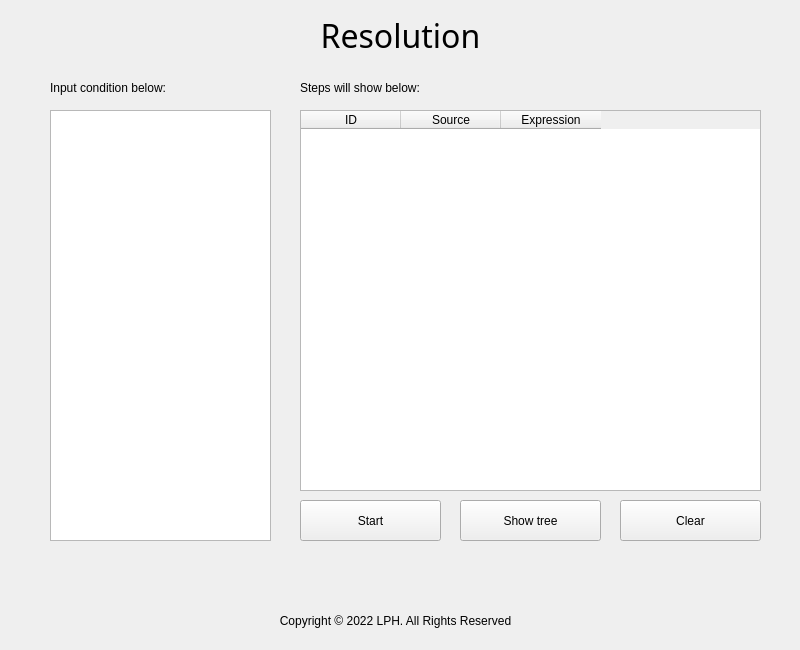
Before: the Qt Designer form Resolution/ui/main.ui in lphlch/Artificial-Intelligence, drawn with Qt 5.
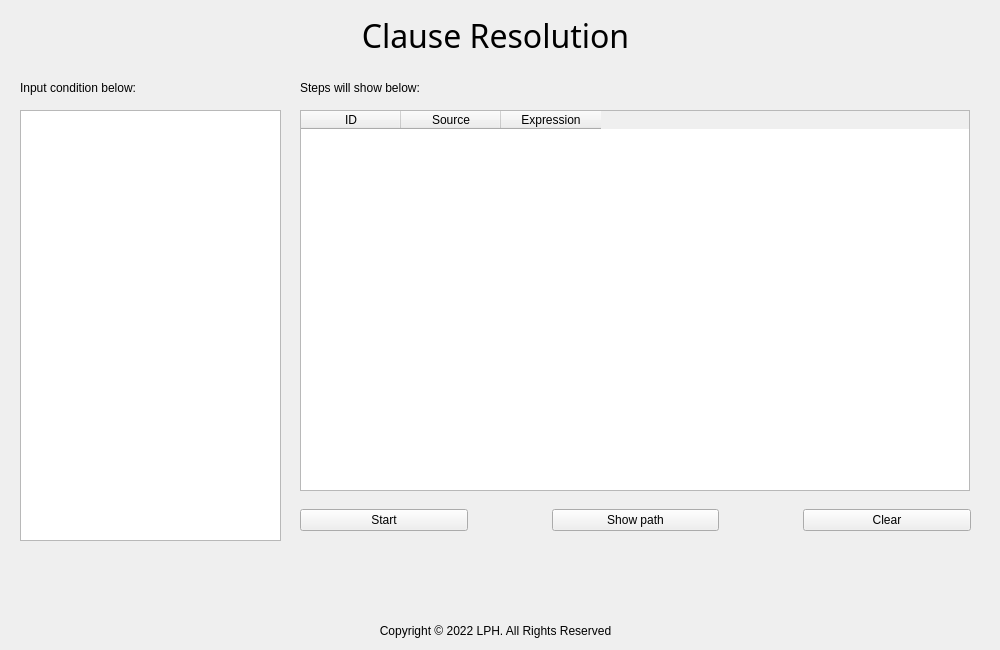
After: the same form once the commit is applied. Icons and pictures are not drawn.

Patch:
```diff
--- a/Resolution/ui/main.ui
+++ b/Resolution/ui/main.ui
@@ -6,19 +6,19 @@
    <rect>
     <x>0</x>
     <y>0</y>
-    <width>800</width>
+    <width>1000</width>
     <height>650</height>
    </rect>
   </property>
   <property name="minimumSize">
    <size>
-    <width>800</width>
+    <width>1000</width>
     <height>650</height>
    </size>
   </property>
   <property name="maximumSize">
    <size>
-    <width>800</width>
+    <width>1000</width>
     <height>650</height>
    </size>
   </property>
@@ -33,22 +33,22 @@
   <widget class="QWidget" name="centralwidget">
    <property name="minimumSize">
     <size>
-     <width>800</width>
+     <width>1000</width>
      <height>650</height>
     </size>
    </property>
    <property name="maximumSize">
     <size>
-     <width>800</width>
+     <width>1000</width>
      <height>650</height>
     </size>
    </property>
    <widget class="QLabel" name="Label_Copyright">
     <property name="geometry">
      <rect>
-      <x>50</x>
-      <y>600</y>
-      <width>691</width>
+      <x>20</x>
+      <y>610</y>
+      <width>951</width>
       <height>41</height>
      </rect>
     </property>
@@ -62,9 +62,9 @@
    <widget class="QLabel" name="Label_Title">
     <property name="geometry">
      <rect>
-      <x>50</x>
+      <x>20</x>
       <y>0</y>
-      <width>701</width>
+      <width>951</width>
       <height>71</height>
      </rect>
     </property>
@@ -81,7 +81,7 @@
      <string notr="true">font: 24pt &quot;Lucida Handwriting&quot;;</string>
     </property>
     <property name="text">
-     <string>Resolution</string>
+     <string>Clause Resolution</string>
     </property>
     <property name="alignment">
      <set>Qt::AlignCenter</set>
@@ -90,12 +90,18 @@
    <widget class="QLabel" name="Label_Result">
     <property name="geometry">
      <rect>
-      <x>50</x>
-      <y>560</y>
-      <width>701</width>
-      <height>31</height>
+      <x>20</x>
+      <y>550</y>
+      <width>951</width>
+      <height>71</height>
      </rect>
     </property>
+    <property name="font">
+     <font>
+      <family>Rockwell</family>
+      <pointsize>24</pointsize>
+     </font>
+    </property>
     <property name="text">
      <string/>
     </property>
@@ -103,23 +109,10 @@
      <set>Qt::AlignCenter</set>
     </property>
    </widget>
-   <widget class="QPushButton" name="Button_ShowTree">
-    <property name="geometry">
-     <rect>
-      <x>460</x>
-      <y>500</y>
-      <width>141</width>
-      <height>41</height>
-     </rect>
-    </property>
-    <property name="text">
-     <string>Show tree</string>
-    </property>
-   </widget>
    <widget class="QLabel" name="label">
     <property name="geometry">
      <rect>
-      <x>50</x>
+      <x>20</x>
       <y>80</y>
       <width>211</width>
       <height>16</height>
@@ -145,19 +138,28 @@
    <widget class="QTextEdit" name="Text_Condition">
     <property name="geometry">
      <rect>
-      <x>50</x>
+      <x>20</x>
       <y>110</y>
-      <width>221</width>
+      <width>261</width>
       <height>431</height>
      </rect>
     </property>
+    <property name="font">
+     <font>
+      <family>Adobe Devanagari</family>
+      <pointsize>11</pointsize>
+     </font>
+    </property>
+    <property name="acceptRichText">
+     <bool>false</bool>
+    </property>
    </widget>
    <widget class="QTableWidget" name="Table">
     <property name="geometry">
      <rect>
       <x>300</x>
       <y>110</y>
-      <width>461</width>
+      <width>670</width>
       <height>381</height>
      </rect>
     </property>
@@ -177,31 +179,41 @@
      </property>
     </column>
    </widget>
-   <widget class="QPushButton" name="Button_Clear">
-    <property name="geometry">
-     <rect>
-      <x>620</x>
-      <y>500</y>
-      <width>141</width>
-      <height>41</height>
-     </rect>
-    </property>
-    <property name="text">
-     <string>Clear</string>
-    </property>
-   </widget>
-   <widget class="QPushButton" name="Button_Start">
+   <widget class="QWidget" name="">
     <property name="geometry">
      <rect>
       <x>300</x>
       <y>500</y>
-      <width>141</width>
+      <width>671</width>
       <height>41</height>
      </rect>
     </property>
-    <property name="text">
-     <string>Start</string>
-    </property>
+    <layout class="QHBoxLayout" name="horizontalLayout">
+     <property name="spacing">
+      <number>84</number>
+     </property>
+     <item>
+      <widget class="QPushButton" name="Button_Start">
+       <property name="text">
+        <string>Start</string>
+       </property>
+      </widget>
+     </item>
+     <item>
+      <widget class="QPushButton" name="Button_ShowPath">
+       <property name="text">
+        <string>Show path</string>
+       </property>
+      </widget>
+     </item>
+     <item>
+      <widget class="QPushButton" name="Button_Clear">
+       <property name="text">
+        <string>Clear</string>
+       </property>
+      </widget>
+     </item>
+    </layout>
    </widget>
    <zorder>Button_Clear</zorder>
    <zorder>Button_Start</zorder>
```
Left out of the diff: 2 changed lines with no effect on the pictures.
